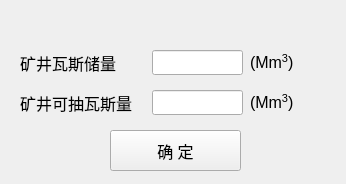
Before: the Qt Designer form python/cbm/uifiles/mine_gas_reserves_predict_dlg.ui in wyrover/cbm, drawn with Qt 5.
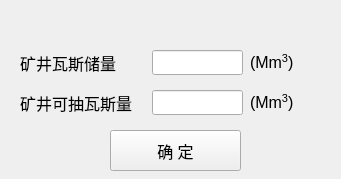
After: the same form once the commit is applied. Icons and pictures are not drawn.

What changed in the file:
```diff
--- a/python/cbm/uifiles/mine_gas_reserves_predict_dlg.ui
+++ b/python/cbm/uifiles/mine_gas_reserves_predict_dlg.ui
@@ -6,8 +6,8 @@
    <rect>
     <x>0</x>
     <y>0</y>
-    <width>346</width>
-    <height>184</height>
+    <width>341</width>
+    <height>179</height>
    </rect>
   </property>
   <property name="windowTitle">
```
